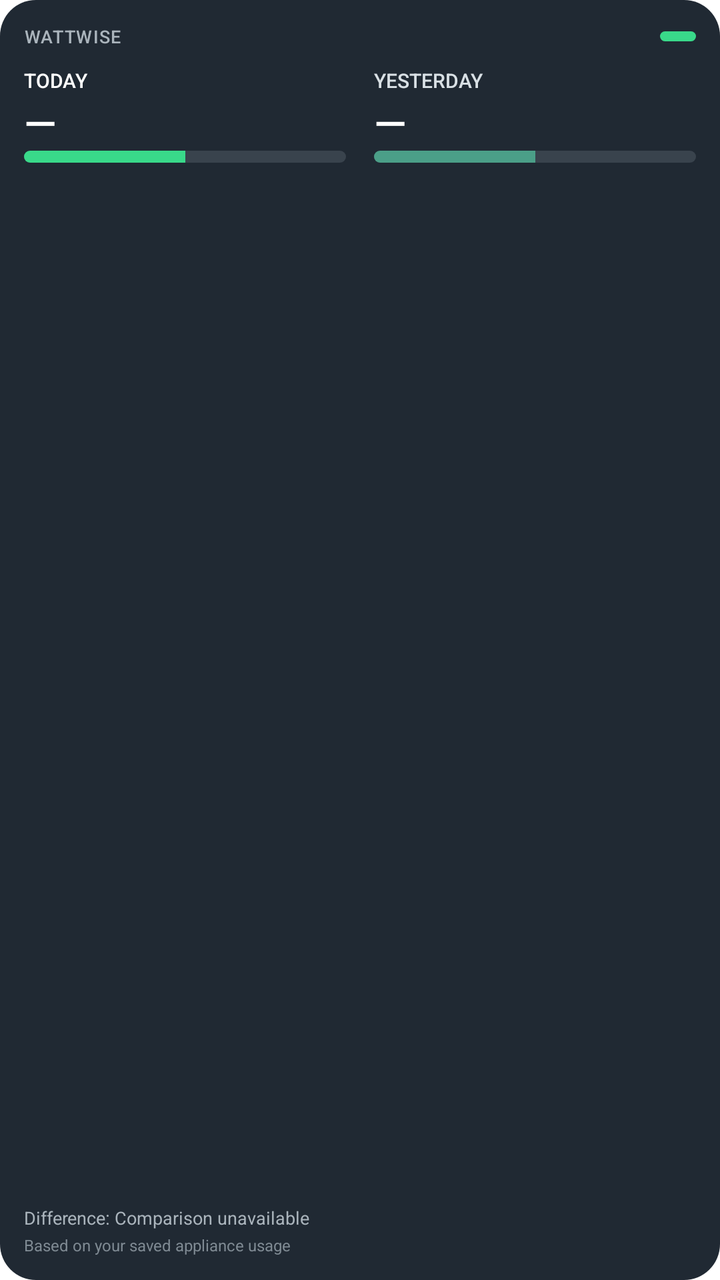
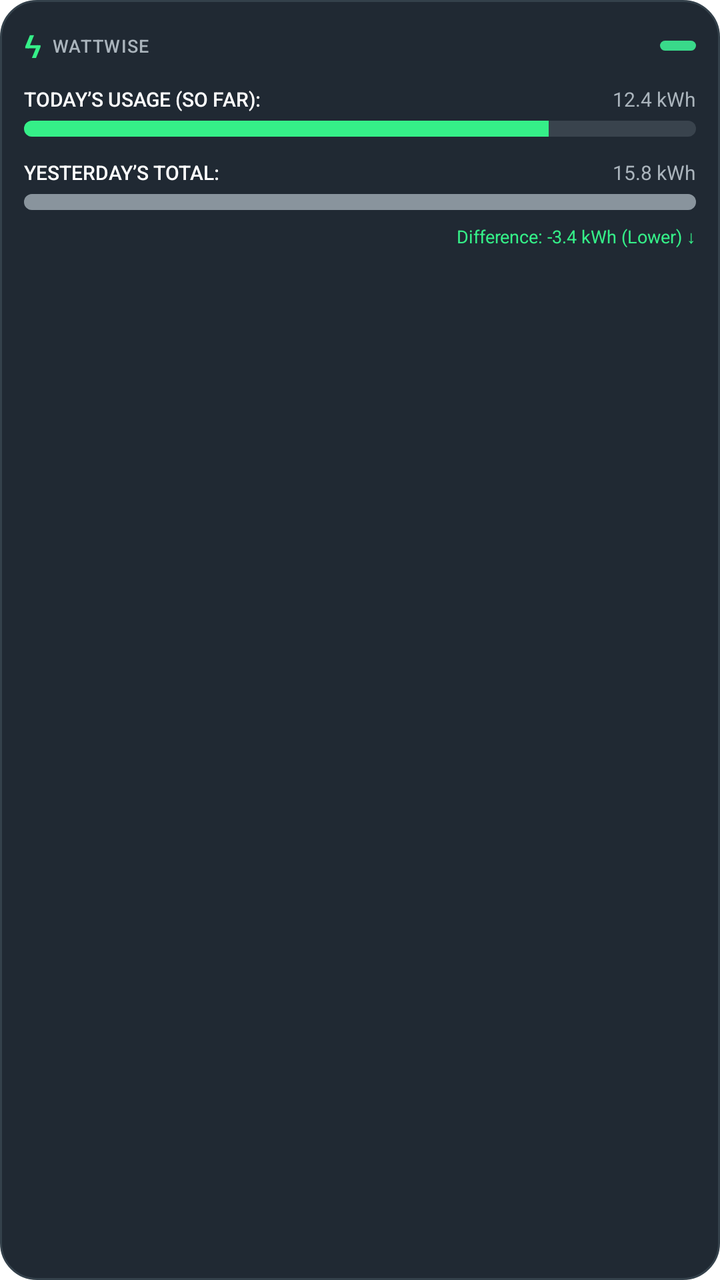

An Android layout rendered at two revisions. The XML below is the earlier revision; the diff shows what the commit changed to produce the second picture.
<!-- AndroidManifest.xml: fallback theme Theme.MaterialComponents.DayNight.NoActionBar -->
<!-- res/layout/wattwise_widget_large.xml -->
<?xml version="1.0" encoding="utf-8"?>
<LinearLayout xmlns:android="http://schemas.android.com/apk/res/android"
    android:id="@+id/widget_root"
    android:layout_width="match_parent"
    android:layout_height="match_parent"
    android:background="@drawable/wattwise_widget_background"
    android:orientation="vertical"
    android:padding="12dp">

    <LinearLayout
        android:layout_width="match_parent"
        android:layout_height="wrap_content"
        android:gravity="center_vertical"
        android:orientation="horizontal">

        <TextView
            android:layout_width="0dp"
            android:layout_height="wrap_content"
            android:layout_weight="1"
            android:fontFamily="sans-serif-medium"
            android:letterSpacing="0.05"
            android:text="WATTWISE"
            android:textColor="#AAB4BC"
            android:textSize="9sp" />

        <View
            android:layout_width="18dp"
            android:layout_height="5dp"
            android:background="@drawable/wattwise_widget_indicator" />
    </LinearLayout>

    <LinearLayout
        android:layout_width="match_parent"
        android:layout_height="0dp"
        android:layout_marginTop="9dp"
        android:layout_weight="1"
        android:orientation="horizontal">

        <LinearLayout
            android:layout_width="0dp"
            android:layout_height="match_parent"
            android:layout_weight="1"
            android:orientation="vertical">

            <TextView
                android:id="@+id/widget_today_status"
                android:layout_width="match_parent"
                android:layout_height="wrap_content"
                android:fontFamily="sans-serif-medium"
                android:text="TODAY"
                android:textColor="#FFFFFF"
                android:textSize="10sp" />

            <TextView
                android:id="@+id/widget_today_total"
                android:layout_width="match_parent"
                android:layout_height="wrap_content"
                android:fontFamily="sans-serif-medium"
                android:maxLines="1"
                android:text="—"
                android:textColor="#FFFFFF"
                android:textSize="21sp" />

            <ProgressBar
                android:id="@+id/widget_today_progress"
                style="?android:attr/progressBarStyleHorizontal"
                android:layout_width="match_parent"
                android:layout_height="6dp"
                android:indeterminate="false"
                android:max="1000"
                android:progress="500"
                android:progressDrawable="@drawable/wattwise_widget_progress_today" />
        </LinearLayout>

        <LinearLayout
            android:layout_width="0dp"
            android:layout_height="match_parent"
            android:layout_marginStart="14dp"
            android:layout_weight="1"
            android:orientation="vertical">

            <TextView
                android:id="@+id/widget_yesterday_status"
                android:layout_width="match_parent"
                android:layout_height="wrap_content"
                android:fontFamily="sans-serif-medium"
                android:text="YESTERDAY"
                android:textColor="#D9E0E5"
                android:textSize="10sp" />

            <TextView
                android:id="@+id/widget_yesterday_total"
                android:layout_width="match_parent"
                android:layout_height="wrap_content"
                android:fontFamily="sans-serif-medium"
                android:maxLines="1"
                android:text="—"
                android:textColor="#FFFFFF"
                android:textSize="21sp" />

            <ProgressBar
                android:id="@+id/widget_yesterday_progress"
                style="?android:attr/progressBarStyleHorizontal"
                android:layout_width="match_parent"
                android:layout_height="6dp"
                android:indeterminate="false"
                android:max="1000"
                android:progress="500"
                android:progressDrawable="@drawable/wattwise_widget_progress_yesterday" />
        </LinearLayout>
    </LinearLayout>

    <TextView
        android:id="@+id/widget_difference"
        android:layout_width="match_parent"
        android:layout_height="wrap_content"
        android:layout_marginTop="7dp"
        android:fontFamily="sans-serif"
        android:text="Difference: Comparison unavailable"
        android:textColor="#AAB4BC"
        android:textSize="9sp" />

    <TextView
        android:id="@+id/widget_usage_note"
        android:layout_width="match_parent"
        android:layout_height="wrap_content"
        android:layout_marginTop="2dp"
        android:text="Based on your saved appliance usage"
        android:textColor="#7F8A93"
        android:textSize="8sp" />
</LinearLayout>
<!-- resources referenced by this layout -->
<resources>
  <!-- drawable wattwise_widget_background (drawable) -->
  <?xml version="1.0" encoding="utf-8"?>
  <shape xmlns:android="http://schemas.android.com/apk/res/android"
      android:shape="rectangle">
      <solid android:color="#202933" />
      <corners android:radius="18dp" />
  </shape>
  <!-- drawable wattwise_widget_indicator (drawable) -->
  <?xml version="1.0" encoding="utf-8"?>
  <shape xmlns:android="http://schemas.android.com/apk/res/android" android:shape="rectangle">
      <solid android:color="#39D98A" />
      <corners android:radius="4dp" />
  </shape>
  <!-- drawable wattwise_widget_progress_today (drawable) -->
  <?xml version="1.0" encoding="utf-8"?>
  <layer-list xmlns:android="http://schemas.android.com/apk/res/android">
      <item android:id="@android:id/background" android:drawable="@drawable/wattwise_widget_progress_track" />
      <item android:id="@android:id/progress">
          <clip>
              <shape android:shape="rectangle">
                  <solid android:color="#39D98A" />
                  <corners android:radius="4dp" />
              </shape>
          </clip>
      </item>
  </layer-list>
  <!-- drawable wattwise_widget_progress_yesterday (drawable) -->
  <?xml version="1.0" encoding="utf-8"?>
  <layer-list xmlns:android="http://schemas.android.com/apk/res/android">
      <item android:id="@android:id/background" android:drawable="@drawable/wattwise_widget_progress_track" />
      <item android:id="@android:id/progress">
          <clip>
              <shape android:shape="rectangle">
                  <solid android:color="#4B9F88" />
                  <corners android:radius="4dp" />
              </shape>
          </clip>
      </item>
  </layer-list>
  <!-- drawable wattwise_widget_progress_track (drawable) -->
  <?xml version="1.0" encoding="utf-8"?>
  <shape xmlns:android="http://schemas.android.com/apk/res/android" android:shape="rectangle">
      <solid android:color="#39434D" />
      <corners android:radius="4dp" />
  </shape>
</resources>

<!-- the commit's change to res/layout/wattwise_widget_large.xml (unified diff, before → after) -->
@@ -14,8 +14,17 @@
         android:orientation="horizontal">
 
         <TextView
+            android:layout_width="wrap_content"
+            android:layout_height="wrap_content"
+            android:fontFamily="sans-serif-medium"
+            android:text="ϟ"
+            android:textColor="#35EF88"
+            android:textSize="16sp" />
+
+        <TextView
             android:layout_width="0dp"
             android:layout_height="wrap_content"
+            android:layout_marginStart="5dp"
             android:layout_weight="1"
             android:fontFamily="sans-serif-medium"
             android:letterSpacing="0.05"
@@ -23,7 +32,7 @@
             android:textColor="#AAB4BC"
             android:textSize="9sp" />
 
-        <View
+        <TextView
             android:layout_width="18dp"
             android:layout_height="5dp"
             android:background="@drawable/wattwise_widget_indicator" />
@@ -31,101 +40,89 @@
 
     <LinearLayout
         android:layout_width="match_parent"
-        android:layout_height="0dp"
+        android:layout_height="wrap_content"
         android:layout_marginTop="9dp"
-        android:layout_weight="1"
+        android:gravity="center_vertical"
         android:orientation="horizontal">
 
-        <LinearLayout
+        <TextView
+            android:id="@+id/widget_today_status"
             android:layout_width="0dp"
-            android:layout_height="match_parent"
+            android:layout_height="wrap_content"
             android:layout_weight="1"
-            android:orientation="vertical">
+            android:fontFamily="sans-serif-medium"
+            android:text="TODAY’S USAGE (SO FAR):"
+            android:textColor="#FFFFFF"
+            android:textSize="10sp" />
 
-            <TextView
-                android:id="@+id/widget_today_status"
-                android:layout_width="match_parent"
-                android:layout_height="wrap_content"
-                android:fontFamily="sans-serif-medium"
-                android:text="TODAY"
-                android:textColor="#FFFFFF"
-                android:textSize="10sp" />
+        <TextView
+            android:id="@+id/widget_today_total"
+            android:layout_width="wrap_content"
+            android:layout_height="wrap_content"
+            android:fontFamily="sans-serif"
+            android:maxLines="1"
+            android:text="12.4 kWh"
+            android:textColor="#AAB4BC"
+            android:textSize="10sp" />
+    </LinearLayout>
 
-            <TextView
-                android:id="@+id/widget_today_total"
-                android:layout_width="match_parent"
-                android:layout_height="wrap_content"
-                android:fontFamily="sans-serif-medium"
-                android:maxLines="1"
-                android:text="—"
-                android:textColor="#FFFFFF"
-                android:textSize="21sp" />
+    <ProgressBar
+        android:id="@+id/widget_today_progress"
+        style="?android:attr/progressBarStyleHorizontal"
+        android:layout_width="match_parent"
+        android:layout_height="8dp"
+        android:layout_marginTop="4dp"
+        android:indeterminate="false"
+        android:max="1000"
+        android:progress="780"
+        android:progressDrawable="@drawable/wattwise_widget_progress_today" />
 
-            <ProgressBar
-                android:id="@+id/widget_today_progress"
-                style="?android:attr/progressBarStyleHorizontal"
-                android:layout_width="match_parent"
-                android:layout_height="6dp"
-                android:indeterminate="false"
-                android:max="1000"
-                android:progress="500"
-                android:progressDrawable="@drawable/wattwise_widget_progress_today" />
-        </LinearLayout>
+    <LinearLayout
+        android:layout_width="match_parent"
+        android:layout_height="wrap_content"
+        android:layout_marginTop="11dp"
+        android:gravity="center_vertical"
+        android:orientation="horizontal">
 
-        <LinearLayout
+        <TextView
+            android:id="@+id/widget_yesterday_status"
             android:layout_width="0dp"
-            android:layout_height="match_parent"
-            android:layout_marginStart="14dp"
+            android:layout_height="wrap_content"
             android:layout_weight="1"
-            android:orientation="vertical">
+            android:fontFamily="sans-serif-medium"
+            android:text="YESTERDAY’S TOTAL:"
+            android:textColor="#FFFFFF"
+            android:textSize="10sp" />
 
-            <TextView
-                android:id="@+id/widget_yesterday_status"
-                android:layout_width="match_parent"
-                android:layout_height="wrap_content"
-                android:fontFamily="sans-serif-medium"
-                android:text="YESTERDAY"
-                android:textColor="#D9E0E5"
-                android:textSize="10sp" />
+        <TextView
+            android:id="@+id/widget_yesterday_total"
+            android:layout_width="wrap_content"
+            android:layout_height="wrap_content"
+            android:fontFamily="sans-serif"
+            android:maxLines="1"
+            android:text="15.8 kWh"
+            android:textColor="#AAB4BC"
+            android:textSize="10sp" />
+    </LinearLayout>
 
-            <TextView
-                android:id="@+id/widget_yesterday_total"
-                android:layout_width="match_parent"
-                android:layout_height="wrap_content"
-                android:fontFamily="sans-serif-medium"
-                android:maxLines="1"
-                android:text="—"
-                android:textColor="#FFFFFF"
-                android:textSize="21sp" />
-
-            <ProgressBar
-                android:id="@+id/widget_yesterday_progress"
-                style="?android:attr/progressBarStyleHorizontal"
-                android:layout_width="match_parent"
-                android:layout_height="6dp"
-                android:indeterminate="false"
-                android:max="1000"
-                android:progress="500"
-                android:progressDrawable="@drawable/wattwise_widget_progress_yesterday" />
-        </LinearLayout>
-    </LinearLayout>
+    <ProgressBar
+        android:id="@+id/widget_yesterday_progress"
+        style="?android:attr/progressBarStyleHorizontal"
+        android:layout_width="match_parent"
+        android:layout_height="8dp"
+        android:layout_marginTop="4dp"
+        android:indeterminate="false"
+        android:max="1000"
+        android:progress="1000"
+        android:progressDrawable="@drawable/wattwise_widget_progress_yesterday" />
 
     <TextView
         android:id="@+id/widget_difference"
         android:layout_width="match_parent"
         android:layout_height="wrap_content"
         android:layout_marginTop="7dp"
-        android:fontFamily="sans-serif"
-        android:text="Difference: Comparison unavailable"
-        android:textColor="#AAB4BC"
+        android:gravity="end"
+        android:text="Difference: -3.4 kWh (Lower) ↓"
+        android:textColor="#35EF88"
         android:textSize="9sp" />
-
-    <TextView
-        android:id="@+id/widget_usage_note"
-        android:layout_width="match_parent"
-        android:layout_height="wrap_content"
-        android:layout_marginTop="2dp"
-        android:text="Based on your saved appliance usage"
-        android:textColor="#7F8A93"
-        android:textSize="8sp" />
 </LinearLayout>
<!-- resource entries referenced after the edit -->
@@ -5,6 +5,7 @@
   <shape xmlns:android="http://schemas.android.com/apk/res/android"
       android:shape="rectangle">
       <solid android:color="#202933" />
+      <stroke android:width="1dp" android:color="#34414B" />
       <corners android:radius="18dp" />
   </shape>
   <!-- drawable wattwise_widget_indicator (drawable) -->
@@ -20,7 +21,7 @@
       <item android:id="@android:id/progress">
           <clip>
               <shape android:shape="rectangle">
-                  <solid android:color="#39D98A" />
+                  <solid android:color="#35EF88" />
                   <corners android:radius="4dp" />
               </shape>
           </clip>
@@ -33,7 +34,7 @@
       <item android:id="@android:id/progress">
           <clip>
               <shape android:shape="rectangle">
-                  <solid android:color="#4B9F88" />
+                  <solid android:color="#89949D" />
                   <corners android:radius="4dp" />
               </shape>
           </clip>
